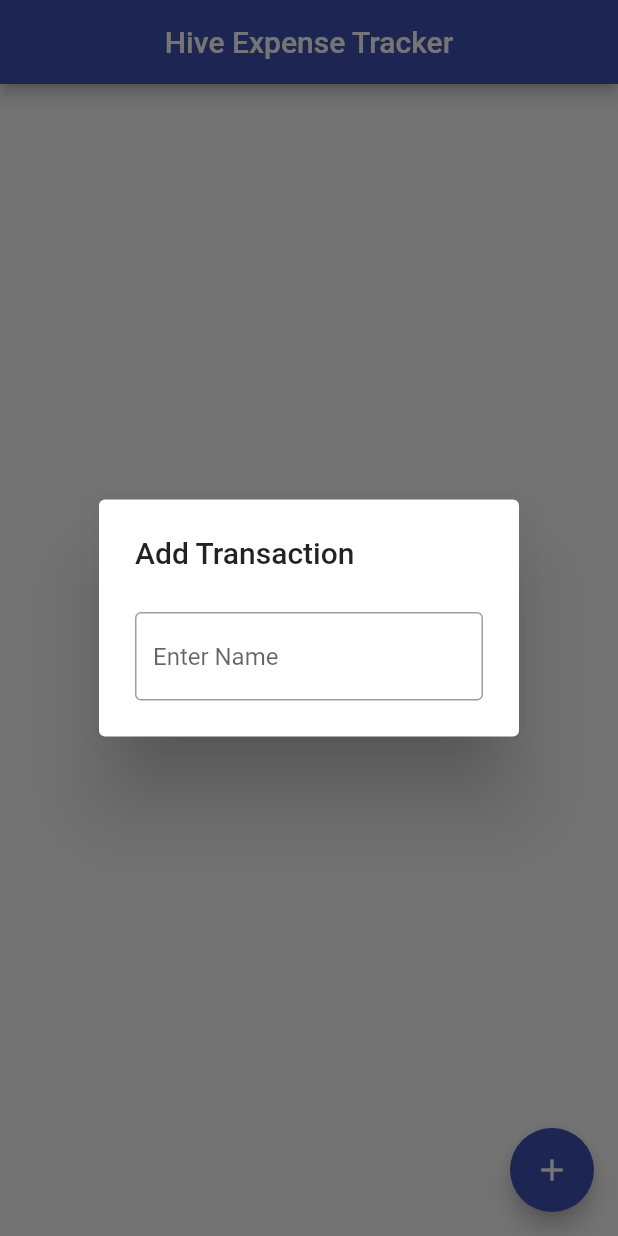
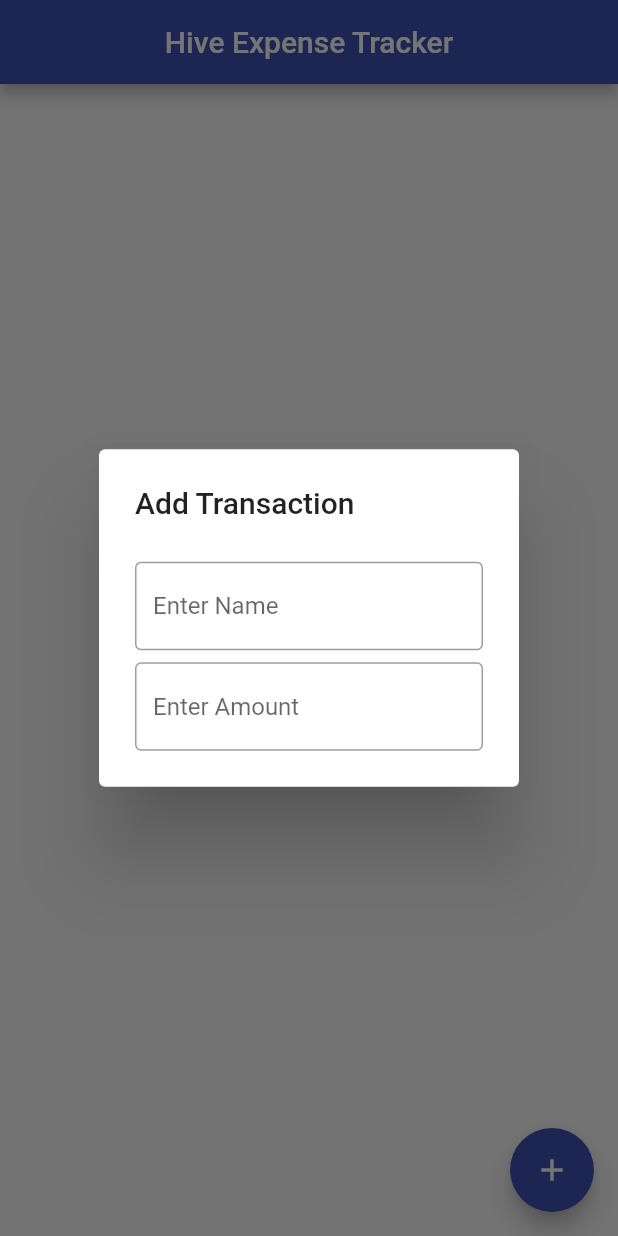
Before and after one commit to AmirhosseinSoleimani/Financial_Management, a Flutter app: the screen it shows after launch, after a tap on the "add" icon, on a phone screen of 412 x 824 dp. Run offline on Flutter 3.47's test engine with Material 2 defaults, Android fonts, the phone set to English and light mode, and no system bars; our stand-ins replace hive, hive_flutter; accounts and stored records are empty.

Commit message:
add widget buildAmount to transaction_dialog page

```diff
--- a/lib/widget/transaction_dialog.dart
+++ b/lib/widget/transaction_dialog.dart
@@ -38,6 +38,10 @@ class _TransactionDialogState extends State<TransactionDialog> {
               height: 8.0,
             ),
             buildName(),
+            const SizedBox(
+              height: 8.0,
+            ),
+            buildAmount()
           ],
         ),
       ),
@@ -55,4 +59,17 @@ class _TransactionDialogState extends State<TransactionDialog> {
     );
   }
 
+  Widget buildAmount(){
+    return TextFormField(
+      decoration: const InputDecoration(
+        border: OutlineInputBorder(),
+        hintText: 'Enter Amount',
+      ),
+      keyboardType: TextInputType.number,
+      validator: (amount) => amount != null && double.tryParse(amount) == null ?
+      'Enter a valid number' : null,
+      controller: amountController,
+    );
+  }
+
 }
```
